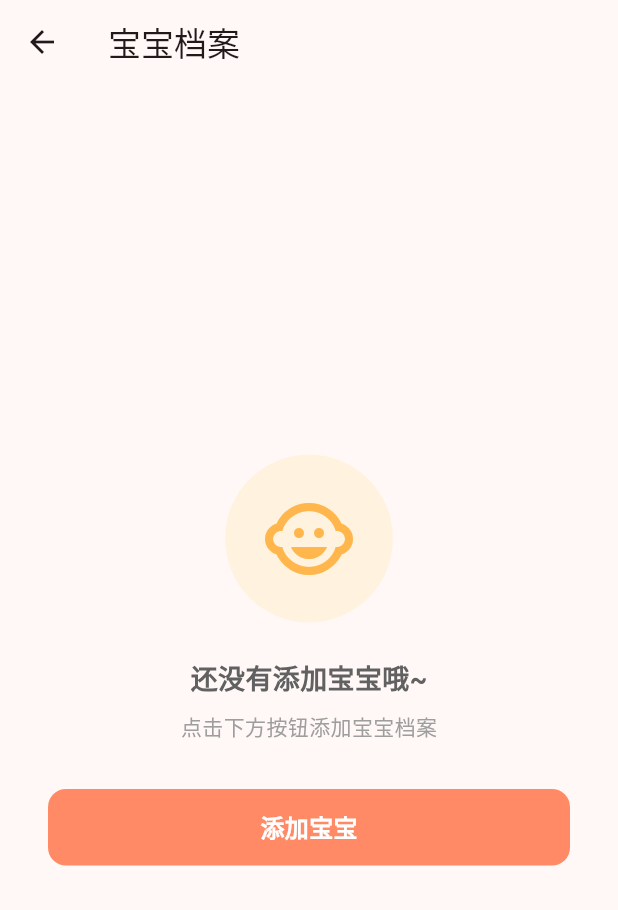
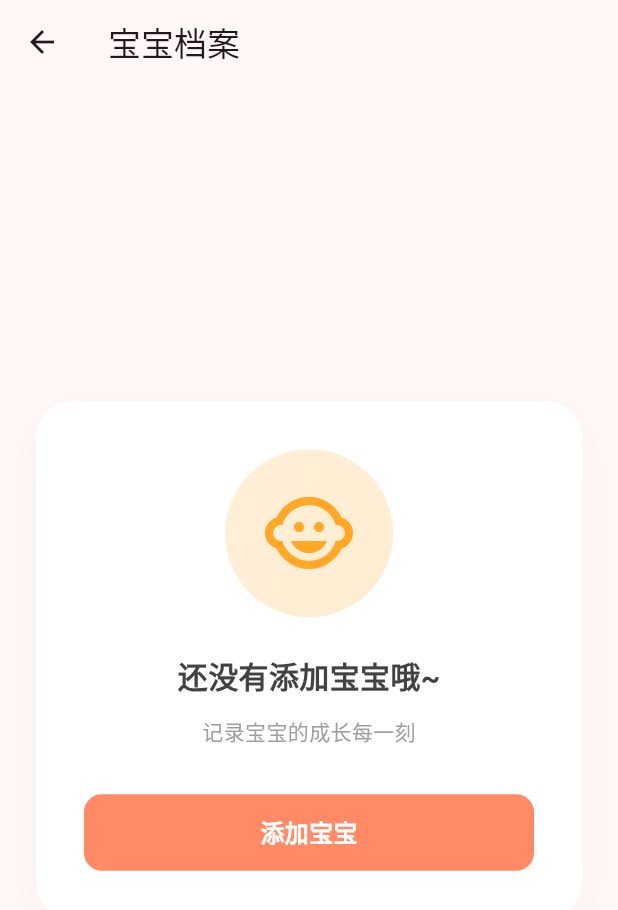
Before and after one commit to fudada-521/yaya-flutter, a Flutter app: the screen it shows after launch, after a tap on "添加宝宝", on a phone screen of 412 x 824 dp. Shown: the top 910 px of the screen. Run offline on Flutter 3.47's test engine with Material 3 defaults, Android fonts, the phone set to English and light mode, and no system bars; our stand-ins replace sqflite; accounts and stored records are empty.

Commit message:
refactor baby profile and home screens for improved UI and user experience

```diff
--- a/lib/screens/baby_profile_screen.dart
+++ b/lib/screens/baby_profile_screen.dart
@@ -72,46 +72,74 @@ class _BabyProfileScreenState extends State<BabyProfileScreen> {
   Widget _buildEmptyState(BuildContext context) {
     return Center(
       child: Padding(
+        padding: const EdgeInsets.symmetric(horizontal: 24, vertical: 40),
+        child: Container(
+          decoration: BoxDecoration(
+            color: Colors.white,
+            borderRadius: BorderRadius.circular(24),
+            boxShadow: [
+              BoxShadow(
+                color: Colors.grey.withAlpha(20),
+                blurRadius: 30,
+                offset: const Offset(0, 8),
+              ),
+            ],
+          ),
           padding: const EdgeInsets.all(32),
           child: Column(
-          mainAxisAlignment: MainAxisAlignment.center,
+            mainAxisSize: MainAxisSize.min,
+            crossAxisAlignment: CrossAxisAlignment.stretch,
             children: [
               Container(
                 padding: const EdgeInsets.all(24),
                 decoration: BoxDecoration(
-                color: Colors.orange[50],
+                  gradient: LinearGradient(
+                    begin: Alignment.topLeft,
+                    end: Alignment.bottomRight,
+                    colors: [
+                      Colors.orange[50]!,
+                      Colors.orange[100]!.withAlpha(150),
+                    ],
+                  ),
                   shape: BoxShape.circle,
                 ),
                 child: Icon(
                   Icons.child_care,
                   size: 64,
-                color: Colors.orange[300],
+                  color: Colors.orange[400],
                 ),
               ),
               const SizedBox(height: 24),
-            Text(
+              Center(
+                child: Text(
                   '还没有添加宝宝哦~',
                   style: TextStyle(
-                fontSize: 18,
+                    fontSize: 20,
                     fontWeight: FontWeight.w600,
-                color: Colors.grey[700],
+                    color: Colors.grey[800],
                   ),
                 ),
-            const SizedBox(height: 8),
-            Text(
-              '点击下方按钮添加宝宝档案',
+              ),
+              const SizedBox(height: 12),
+              Center(
+                child: Text(
+                  '记录宝宝的成长每一刻',
                   style: TextStyle(
                     fontSize: 14,
                     color: Colors.grey[500],
                   ),
                 ),
+              ),
               const SizedBox(height: 32),
-            _buildMinimalistButton(
+              Center(
+                child: _buildMinimalistButton(
                   text: '添加宝宝',
                   onPressed: () => _showAddBabyDialog(context),
                   isPrimary: true,
                 ),
+              ),
             ],
+          ),
         ),
       ),
     );
--- a/lib/screens/home_screen.dart
+++ b/lib/screens/home_screen.dart
@@ -271,7 +271,7 @@ class DashboardPage extends StatelessWidget {
     return SingleChildScrollView(
       padding: const EdgeInsets.all(16),
       child: Column(
-        crossAxisAlignment: CrossAxisAlignment.start,
+        // crossAxisAlignment: CrossAxisAlignment.stretch,
         children: [
           _buildWelcomeCard(context),
           const SizedBox(height: 20),
@@ -391,8 +391,10 @@ class DashboardPage extends StatelessWidget {
       ),
       padding: const EdgeInsets.all(24),
       child: Column(
-        children: [
-          Container(
+        crossAxisAlignment: CrossAxisAlignment.stretch,
+        children: [
+          Center(
+            child: Container(
               padding: const EdgeInsets.all(16),
               decoration: BoxDecoration(
                 color: Colors.orange[50],
@@ -400,8 +402,10 @@ class DashboardPage extends StatelessWidget {
               ),
               child: Icon(Icons.child_care, size: 48, color: Colors.orange[300]),
             ),
+          ),
           const SizedBox(height: 16),
-          Text(
+          Center(
+            child: Text(
               '还没有添加宝宝哦~',
               style: TextStyle(
                 fontSize: 16,
@@ -409,13 +413,17 @@ class DashboardPage extends StatelessWidget {
                 color: Colors.grey[700],
               ),
             ),
+          ),
           const SizedBox(height: 8),
-          Text(
+          Center(
+            child: Text(
               '点击下方按钮添加宝宝档案',
               style: TextStyle(fontSize: 13, color: Colors.grey[500]),
             ),
+          ),
           const SizedBox(height: 16),
-          GestureDetector(
+          Center(
+            child: GestureDetector(
               onTap: () => Navigator.pushNamed(context, '/baby-profile'),
               child: Container(
                 padding: const EdgeInsets.symmetric(horizontal: 24, vertical: 12),
@@ -428,6 +436,7 @@ class DashboardPage extends StatelessWidget {
                   style: TextStyle(
                     color: Colors.white,
                     fontWeight: FontWeight.w600,
+                  ),
                 ),
               ),
             ),
```
Also changed, not shown: .claude/settings.local.json (added). Lines whose indentation alone changed are shown as unchanged.
